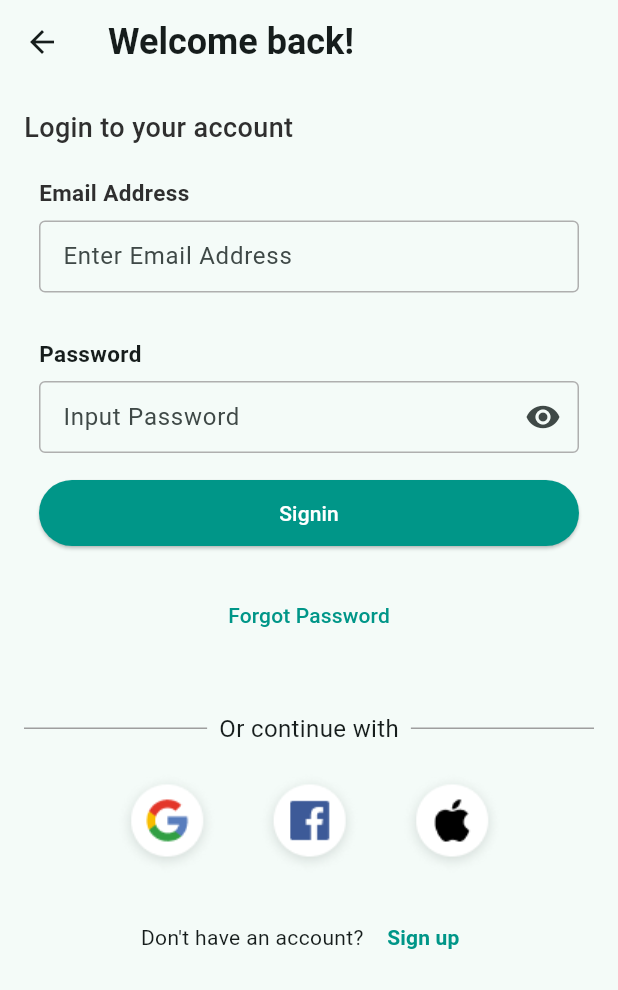
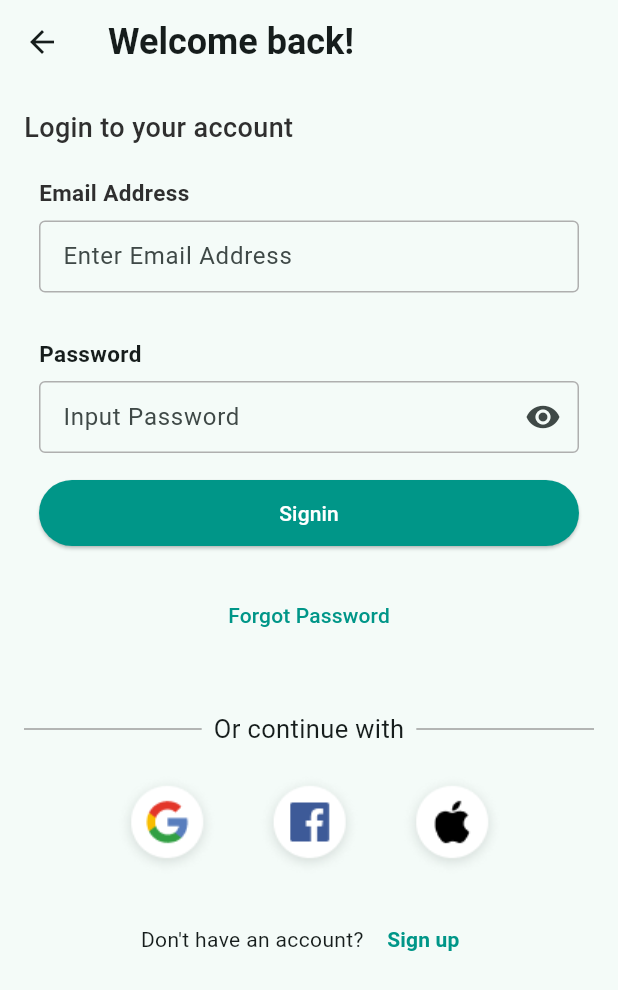
Before and after one commit to ANTONINEUTRON/bespoke_ai_job_app, a Flutter app: the screen it shows after launch, on a phone screen of 412 x 824 dp. Shown: the top 990 px of the screen. Run offline on Flutter 3.47's test engine with Material 3 defaults, Android fonts, the phone set to English and light mode, and no system bars; our stand-ins replace dotted_border, envied, equatable, file_picker, flutter_bloc, flutter_markdown and 5 more; missing offline and left inert: flutter_pdfview, pdfx; accounts and stored records are empty.

```diff
--- a/lib/features/home/pages/signIn/signIn.dart
+++ b/lib/features/home/pages/signIn/signIn.dart
@@ -65,7 +65,7 @@ class _SignInState extends State<SignIn> {
                     child: Text(
                       'Or continue with',
                       style: TextStyle(
-                        fontSize: 16,
+                        fontSize: 17,
                       ),
                     ),
                   ),
```
